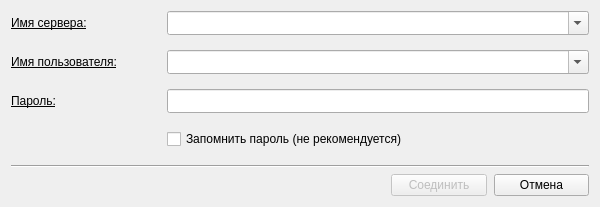
Qt form desktop/resources/ui/connect_dialog.ui (Lpshkn/shop_database) before a commit.
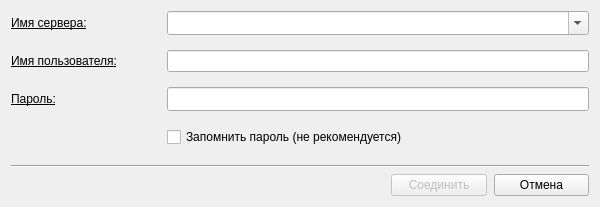
The same form after that commit.

Commit message: Update .gitignore to remove config directory, replace username combobox to a line edit

```diff
--- a/desktop/resources/ui/connect_dialog.ui
+++ b/desktop/resources/ui/connect_dialog.ui
@@ -68,30 +68,6 @@
        </property>
       </widget>
      </item>
-     <item row="1" column="1">
-      <widget class="QComboBox" name="name_user_combox">
-       <property name="sizePolicy">
-        <sizepolicy hsizetype="Preferred" vsizetype="Preferred">
-         <horstretch>0</horstretch>
-         <verstretch>0</verstretch>
-        </sizepolicy>
-       </property>
-       <property name="minimumSize">
-        <size>
-         <width>0</width>
-         <height>24</height>
-        </size>
-       </property>
-       <property name="font">
-        <font>
-         <pointsize>9</pointsize>
-        </font>
-       </property>
-       <property name="editable">
-        <bool>true</bool>
-       </property>
-      </widget>
-     </item>
      <item row="2" column="0">
       <widget class="QLabel" name="password_label">
        <property name="font">
@@ -157,6 +133,9 @@
        </property>
       </widget>
      </item>
+     <item row="1" column="1">
+      <widget class="QLineEdit" name="name_user_ledit"/>
+     </item>
     </layout>
    </item>
    <item>
```
The commit also changes 1 other file.
